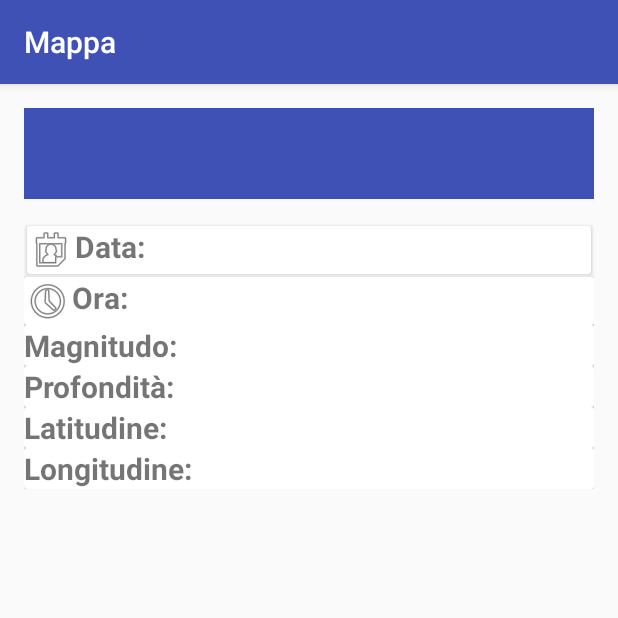
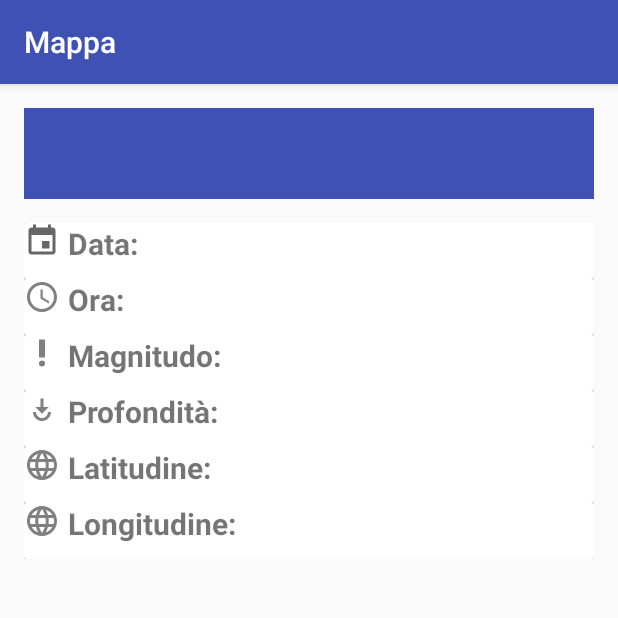
Before and after one commit to shineangelic/MobAnd01, an Android app: the DetailRecordActivity screen opened directly, with no data from a screen before it, on a phone screen of 412 x 824 dp, the top half of it. Run offline under Robolectric (Android 15) with nearby library versions, the phone set to English and light mode, and no system bars; network calls fail; 1 statement that could not run was skipped.

Commit message:
Modificato layout dettaglio + Aggiunte icone svg + aggiunta etichetta opzioni in strings.xml

```diff
--- /dev/null
+++ b/app/src/main/res/drawable/ic_date.xml
@@ -0,0 +1,9 @@
+<vector xmlns:android="http://schemas.android.com/apk/res/android"
+        android:width="24dp"
+        android:height="24dp"
+        android:viewportWidth="24.0"
+        android:viewportHeight="24.0">
+    <path
+        android:pathData="M17,12h-5v5h5v-5zM16,1v2L8,3L8,1L6,1v2L5,3c-1.11,0 -1.99,0.9 -1.99,2L3,19c0,1.1 0.89,2 2,2h14c1.1,0 2,-0.9 2,-2L21,5c0,-1.1 -0.9,-2 -2,-2h-1L18,1h-2zM19,19L5,19L5,8h14v11z"
+        android:fillColor="#000000"/>
+</vector>
--- /dev/null
+++ b/app/src/main/res/drawable/ic_depth.xml
@@ -0,0 +1,9 @@
+<vector xmlns:android="http://schemas.android.com/apk/res/android"
+        android:width="24dp"
+        android:height="24dp"
+        android:viewportWidth="24.0"
+        android:viewportHeight="24.0">
+    <path
+        android:pathData="M11,5v5.59L7.5,10.59l4.5,4.5 4.5,-4.5L13,10.59L13,5h-2zM6,14c0,3.31 2.69,6 6,6s6,-2.69 6,-6h-2c0,2.21 -1.79,4 -4,4s-4,-1.79 -4,-4L6,14z"
+        android:fillColor="#000000"/>
+</vector>
--- /dev/null
+++ b/app/src/main/res/drawable/ic_lat_log.xml
@@ -0,0 +1,9 @@
+<vector xmlns:android="http://schemas.android.com/apk/res/android"
+        android:width="24dp"
+        android:height="24dp"
+        android:viewportWidth="24.0"
+        android:viewportHeight="24.0">
+    <path
+        android:pathData="M11.99,2C6.47,2 2,6.48 2,12s4.47,10 9.99,10C17.52,22 22,17.52 22,12S17.52,2 11.99,2zM18.92,8h-2.95c-0.32,-1.25 -0.78,-2.45 -1.38,-3.56 1.84,0.63 3.37,1.91 4.33,3.56zM12,4.04c0.83,1.2 1.48,2.53 1.91,3.96h-3.82c0.43,-1.43 1.08,-2.76 1.91,-3.96zM4.26,14C4.1,13.36 4,12.69 4,12s0.1,-1.36 0.26,-2h3.38c-0.08,0.66 -0.14,1.32 -0.14,2 0,0.68 0.06,1.34 0.14,2L4.26,14zM5.08,16h2.95c0.32,1.25 0.78,2.45 1.38,3.56 -1.84,-0.63 -3.37,-1.9 -4.33,-3.56zM8.03,8L5.08,8c0.96,-1.66 2.49,-2.93 4.33,-3.56C8.81,5.55 8.35,6.75 8.03,8zM12,19.96c-0.83,-1.2 -1.48,-2.53 -1.91,-3.96h3.82c-0.43,1.43 -1.08,2.76 -1.91,3.96zM14.34,14L9.66,14c-0.09,-0.66 -0.16,-1.32 -0.16,-2 0,-0.68 0.07,-1.35 0.16,-2h4.68c0.09,0.65 0.16,1.32 0.16,2 0,0.68 -0.07,1.34 -0.16,2zM14.59,19.56c0.6,-1.11 1.06,-2.31 1.38,-3.56h2.95c-0.96,1.65 -2.49,2.93 -4.33,3.56zM16.36,14c0.08,-0.66 0.14,-1.32 0.14,-2 0,-0.68 -0.06,-1.34 -0.14,-2h3.38c0.16,0.64 0.26,1.31 0.26,2s-0.1,1.36 -0.26,2h-3.38z"
+        android:fillColor="#000000"/>
+</vector>
--- /dev/null
+++ b/app/src/main/res/drawable/ic_magnitude.xml
@@ -0,0 +1,12 @@
+<vector xmlns:android="http://schemas.android.com/apk/res/android"
+        android:width="24dp"
+        android:height="24dp"
+        android:viewportWidth="24.0"
+        android:viewportHeight="24.0">
+    <path
+        android:pathData="M12,19m-2,0a2,2 0,1 1,4 0a2,2 0,1 1,-4 0"
+        android:fillColor="#000000"/>
+    <path
+        android:pathData="M10,3h4v12h-4z"
+        android:fillColor="#000000"/>
+</vector>
--- /dev/null
+++ b/app/src/main/res/drawable/ic_time.xml
@@ -0,0 +1,12 @@
+<vector xmlns:android="http://schemas.android.com/apk/res/android"
+        android:width="24dp"
+        android:height="24dp"
+        android:viewportWidth="24.0"
+        android:viewportHeight="24.0">
+    <path
+        android:pathData="M11.99,2C6.47,2 2,6.48 2,12s4.47,10 9.99,10C17.52,22 22,17.52 22,12S17.52,2 11.99,2zM12,20c-4.42,0 -8,-3.58 -8,-8s3.58,-8 8,-8 8,3.58 8,8 -3.58,8 -8,8z"
+        android:fillColor="#000000"/>
+    <path
+        android:pathData="M12.5,7H11v6l5.25,3.15 0.75,-1.23 -4.5,-2.67z"
+        android:fillColor="#000000"/>
+</vector>
--- a/app/src/main/res/layout/content_dettaglio.xml
+++ b/app/src/main/res/layout/content_dettaglio.xml
@@ -18,7 +18,7 @@
         android:background="@color/colorPrimary"
         android:gravity="center"
         android:textColor="@android:color/white"
-        android:textSize="45dp"
+        android:textSize="45sp"
         tools:text="Epicentro" />
 
 
@@ -31,18 +31,19 @@
 
         <android.support.v7.widget.CardView
             android:layout_width="match_parent"
-            android:layout_height="wrap_content"
-            android:layout_margin="2dp">
+            android:layout_height="wrap_content">
 
             <RelativeLayout
                 android:layout_width="match_parent"
-                android:layout_height="wrap_content">
+                android:layout_height="wrap_content"
+                android:paddingBottom="10dp">
 
                 <ImageView
                     android:id="@+id/detail_activity_data_icon"
                     android:layout_width="wrap_content"
                     android:layout_height="wrap_content"
-                    android:src="@android:drawable/ic_menu_my_calendar" />
+                    android:src="@drawable/ic_date"
+                    android:alpha="0.6"/>
 
                 <android.support.v7.widget.AppCompatTextView
                     android:id="@+id/detail_activity_data_label"
@@ -51,8 +52,9 @@
                     android:layout_toRightOf="@id/detail_activity_data_icon"
 
                     android:text="Data:"
-                    android:textSize="20dp"
-                    android:textStyle="bold" />
+                    android:textSize="20sp"
+                    android:textStyle="bold"
+                    android:paddingLeft="5dp"/>
 
                 <android.support.v7.widget.AppCompatTextView
                     android:id="@+id/detail_activity_data"
@@ -60,24 +62,26 @@
                     android:layout_height="wrap_content"
                     android:layout_toRightOf="@id/detail_activity_data_label"
                     android:gravity="right"
-                    android:textSize="20dp"
+                    android:textSize="20sp"
                     tools:text="08/09/2016" />
             </RelativeLayout>
         </android.support.v7.widget.CardView>
 
         <android.support.v7.widget.CardView
             android:layout_width="match_parent"
-            android:layout_height="match_parent">
+            android:layout_height="wrap_content">
 
             <RelativeLayout
                 android:layout_width="match_parent"
-                android:layout_height="wrap_content">
+                android:layout_height="wrap_content"
+                android:paddingBottom="10dp">
 
                 <ImageView
                     android:id="@+id/detail_activity_ora_icon"
                     android:layout_width="wrap_content"
                     android:layout_height="wrap_content"
-                    android:src="@android:drawable/ic_menu_recent_history" />
+                    android:src="@drawable/ic_time"
+                    android:alpha="0.5"/>
 
                 <android.support.v7.widget.AppCompatTextView
                     android:id="@+id/detail_activity_ora_label"
@@ -85,8 +89,9 @@
                     android:layout_height="wrap_content"
                     android:layout_toRightOf="@id/detail_activity_ora_icon"
                     android:text="Ora:"
-                    android:textSize="20dp"
-                    android:textStyle="bold" />
+                    android:textSize="20sp"
+                    android:textStyle="bold"
+                    android:paddingLeft="5dp"/>
 
                 <android.support.v7.widget.AppCompatTextView
                     android:id="@+id/detail_activity_ora"
@@ -94,7 +99,7 @@
                     android:layout_height="wrap_content"
                     android:layout_toRightOf="@id/detail_activity_ora_label"
                     android:gravity="right"
-                    android:textSize="20dp"
+                    android:textSize="20sp"
                     tools:text="15:00:00" />
             </RelativeLayout>
 
@@ -106,15 +111,25 @@
 
             <RelativeLayout
                 android:layout_width="match_parent"
-                android:layout_height="wrap_content">
+                android:layout_height="wrap_content"
+                android:paddingBottom="10dp">
+
+                <ImageView
+                    android:id="@+id/detail_activity_magnitudo_icon"
+                    android:layout_width="wrap_content"
+                    android:layout_height="wrap_content"
+                    android:src="@drawable/ic_magnitude"
+                    android:alpha="0.5"/>
 
                 <android.support.v7.widget.AppCompatTextView
                     android:id="@+id/detail_activity_magnitudo_label"
                     android:layout_width="wrap_content"
                     android:layout_height="wrap_content"
                     android:text="Magnitudo:"
-                    android:textSize="20dp"
-                    android:textStyle="bold" />
+                    android:textSize="20sp"
+                    android:textStyle="bold"
+                    android:layout_toRightOf="@id/detail_activity_magnitudo_icon"
+                    android:paddingLeft="5dp"/>
 
                 <android.support.v7.widget.AppCompatTextView
                     android:id="@+id/detail_activity_magnitudo"
@@ -122,7 +137,7 @@
                     android:layout_height="wrap_content"
                     android:layout_toRightOf="@id/detail_activity_magnitudo_label"
                     android:gravity="right"
-                    android:textSize="20dp"
+                    android:textSize="20sp"
                     tools:text="6.0" />
             </RelativeLayout>
         </android.support.v7.widget.CardView>
@@ -133,15 +148,25 @@
 
             <RelativeLayout
                 android:layout_width="match_parent"
-                android:layout_height="wrap_content">
+                android:layout_height="wrap_content"
+                android:paddingBottom="10dp">
+
+                <ImageView
+                    android:id="@+id/detail_activity_profondita_icon"
+                    android:layout_width="wrap_content"
+                    android:layout_height="wrap_content"
+                    android:src="@drawable/ic_depth"
+                    android:alpha="0.5"/>
 
                 <android.support.v7.widget.AppCompatTextView
                     android:id="@+id/detail_activity_profondita_label"
                     android:layout_width="wrap_content"
                     android:layout_height="wrap_content"
                     android:text="Profondità:"
-                    android:textSize="20dp"
-                    android:textStyle="bold" />
+                    android:textSize="20sp"
+                    android:textStyle="bold"
+                    android:layout_toRightOf="@id/detail_activity_profondita_icon"
+                    android:paddingLeft="5dp"/>
 
                 <android.support.v7.widget.AppCompatTextView
                     android:id="@+id/detail_activity_profondita"
@@ -149,7 +174,7 @@
                     android:layout_height="wrap_content"
                     android:layout_toRightOf="@id/detail_activity_profondita_label"
                     android:gravity="right"
-                    android:textSize="20dp"
+                    android:textSize="20sp"
                     tools:text="8" />
             </RelativeLayout>
 
@@ -161,15 +186,25 @@
 
             <RelativeLayout
                 android:layout_width="match_parent"
-                android:layout_height="wrap_content">
+                android:layout_height="wrap_content"
+                android:paddingBottom="10dp">
+
+                <ImageView
+                    android:id="@+id/detail_activity_latitude_icon"
+                    android:layout_width="wrap_content"
+                    android:layout_height="wrap_content"
+                    android:src="@drawable/ic_lat_log"
+                    android:alpha="0.5"/>
 
                 <android.support.v7.widget.AppCompatTextView
                     android:id="@+id/detail_activity_latitudine_label"
                     android:layout_width="wrap_content"
                     android:layout_height="wrap_content"
                     android:text="Latitudine:"
-                    android:textSize="20dp"
-                    android:textStyle="bold" />
+                    android:textSize="20sp"
+                    android:textStyle="bold"
+                    android:layout_toRightOf="@id/detail_activity_latitude_icon"
+                    android:paddingLeft="5dp"/>
 
                 <android.support.v7.widget.AppCompatTextView
                     android:id="@+id/detail_activity_latitudine"
@@ -177,7 +212,7 @@
                     android:layout_height="wrap_content"
                     android:layout_toRightOf="@id/detail_activity_latitudine_label"
                     android:gravity="right"
-                    android:textSize="20dp"
+                    android:textSize="20sp"
                     tools:text="76.09876" />
             </RelativeLayout>
 
@@ -189,15 +224,25 @@
 
             <RelativeLayout
                 android:layout_width="match_parent"
-                android:layout_height="wrap_content">
+                android:layout_height="wrap_content"
+                android:paddingBottom="10dp">
+
+                <ImageView
+                    android:id="@+id/detail_activity_logitudine_icon"
+                    android:layout_width="wrap_content"
+                    android:layout_height="wrap_content"
+                    android:src="@drawable/ic_lat_log"
+                    android:alpha="0.5"/>
 
                 <android.support.v7.widget.AppCompatTextView
                     android:id="@+id/detail_activity_longitudine_label"
                     android:layout_width="wrap_content"
                     android:layout_height="wrap_content"
                     android:text="Longitudine:"
-                    android:textSize="20dp"
-                    android:textStyle="bold" />
+                    android:textSize="20sp"
+                    android:textStyle="bold"
+                    android:layout_toRightOf="@id/detail_activity_logitudine_icon"
+                    android:paddingLeft="5dp"/>
 
                 <android.support.v7.widget.AppCompatTextView
                     android:id="@+id/detail_activity_longitudine"
@@ -205,7 +250,7 @@
                     android:layout_height="wrap_content"
                     android:layout_toRightOf="@id/detail_activity_longitudine_label"
                     android:gravity="right"
-                    android:textSize="20dp"
+                    android:textSize="20sp"
                     tools:text="43.12345" />
             </RelativeLayout>
 
--- a/app/src/main/res/values/strings.xml
+++ b/app/src/main/res/values/strings.xml
@@ -9,5 +9,6 @@
     <string name="title_activity_slide_show">SlideShowActivity</string>
     <string name="view_on_map">Visualizza sulla mappa</string>
     <string name="title_activity_detail">Dettaglio terremoto</string>
+    <string name="opzioni">Opzioni</string>
 
 </resources>
```
